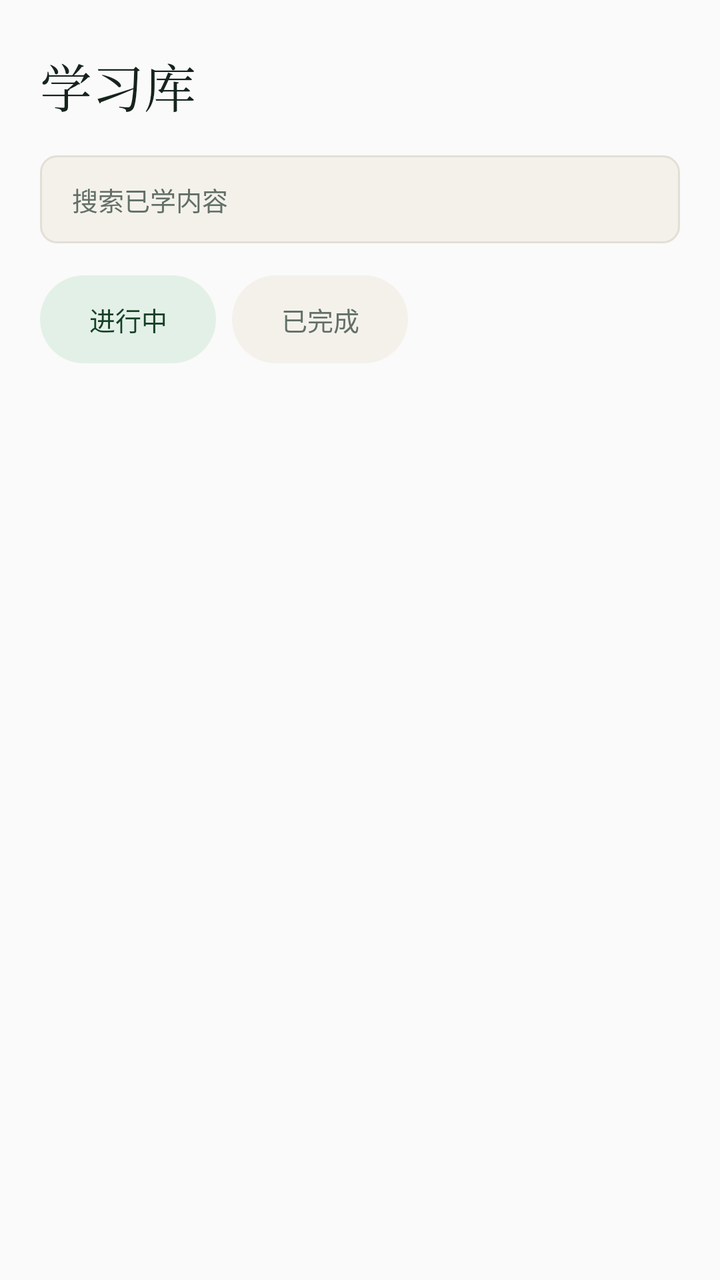
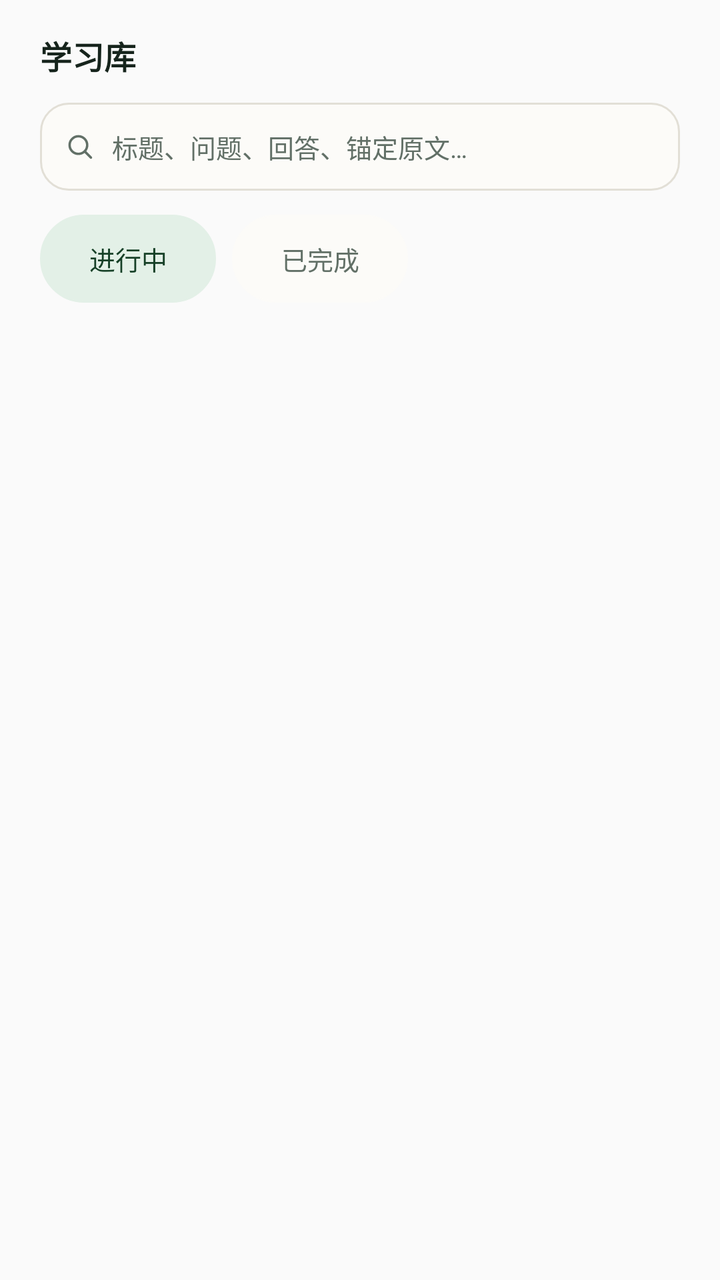

Two renders of the same Android screen: before a commit and after it. Below are the layout's source before the change and the commit's diff.
<!-- AndroidManifest.xml: application theme Theme.TreeLearn -->
<!-- res/layout/screen_library_body.xml -->
<?xml version="1.0" encoding="utf-8"?>
<LinearLayout xmlns:android="http://schemas.android.com/apk/res/android"
    android:layout_width="match_parent" android:layout_height="wrap_content"
    android:orientation="vertical" android:paddingBottom="@dimen/space_s6">

    <TextView android:id="@+id/library_title" android:layout_width="match_parent"
        android:layout_height="wrap_content" android:fontFamily="serif"
        android:paddingStart="@dimen/page_gutter" android:paddingTop="@dimen/space_s6"
        android:paddingEnd="@dimen/page_gutter" android:text="@string/library_title"
        android:textColor="@color/tl_ink" android:textSize="@dimen/text_display" />

    <EditText android:id="@+id/library_search_input" android:layout_width="match_parent"
        android:layout_height="@dimen/touch_min" android:layout_marginStart="@dimen/page_gutter"
        android:layout_marginTop="@dimen/space_s4" android:layout_marginEnd="@dimen/page_gutter"
        android:background="@drawable/bg_field" android:cursorVisible="true"
        android:focusable="true" android:focusableInTouchMode="true"
        android:hint="@string/library_search_hint"
        android:imeOptions="actionSearch" android:importantForAutofill="no"
        android:inputType="text" android:maxLines="1"
        android:paddingStart="@dimen/space_s4" android:paddingEnd="@dimen/space_s4"
        android:textColorHint="@color/tl_ink3" android:textSize="@dimen/text_sm" />

    <LinearLayout android:layout_width="match_parent" android:layout_height="wrap_content"
        android:layout_marginStart="@dimen/page_gutter" android:layout_marginTop="@dimen/space_s4"
        android:layout_marginEnd="@dimen/page_gutter" android:orientation="horizontal">

        <TextView android:id="@+id/library_segment_in_progress" android:layout_width="wrap_content"
            android:layout_height="@dimen/touch_min" android:background="@drawable/bg_pill"
            android:backgroundTint="@color/tl_green_soft" android:clickable="true"
            android:focusable="true" android:gravity="center"
            android:minWidth="88dp" android:paddingStart="@dimen/space_s4"
            android:paddingEnd="@dimen/space_s4" android:text="@string/library_segment_in_progress"
            android:textColor="@color/tl_green_deep" android:textSize="@dimen/text_sm" />

        <TextView android:id="@+id/library_segment_done" android:layout_width="wrap_content"
            android:layout_height="@dimen/touch_min" android:layout_marginStart="@dimen/space_s2"
            android:background="@drawable/bg_pill" android:backgroundTint="@color/tl_bg"
            android:clickable="true" android:focusable="true" android:gravity="center"
            android:minWidth="88dp" android:paddingStart="@dimen/space_s4"
            android:paddingEnd="@dimen/space_s4" android:text="@string/library_segment_done"
            android:textColor="@color/tl_ink3" android:textSize="@dimen/text_sm" />
    </LinearLayout>

    <LinearLayout android:id="@+id/library_rows" android:layout_width="match_parent"
        android:layout_height="wrap_content" android:layout_marginTop="@dimen/space_s4"
        android:orientation="vertical" />

    <TextView android:id="@+id/library_state" android:layout_width="match_parent"
        android:layout_height="wrap_content" android:gravity="center"
        android:paddingStart="@dimen/page_gutter" android:paddingTop="@dimen/space_s6"
        android:paddingEnd="@dimen/page_gutter" android:textColor="@color/tl_ink3"
        android:textSize="@dimen/text_sm" android:visibility="gone" />
</LinearLayout>
<!-- resources referenced by this layout -->
<resources>
  <color name="tl_bg">#F4F1EB</color>
  <color name="tl_green_deep">#164027</color>
  <color name="tl_green_soft">#E3F0E7</color>
  <color name="tl_ink">#16241C</color>
  <color name="tl_ink3">#627067</color>
  <dimen name="page_gutter">20dp</dimen>
  <dimen name="space_s2">8dp</dimen>
  <dimen name="space_s4">16dp</dimen>
  <dimen name="space_s6">24dp</dimen>
  <dimen name="text_display">26sp</dimen>
  <dimen name="text_sm">13sp</dimen>
  <dimen name="touch_min">44dp</dimen>
  <!-- drawable bg_field (drawable) -->
  <?xml version="1.0" encoding="utf-8"?>
  <shape xmlns:android="http://schemas.android.com/apk/res/android" android:shape="rectangle">
      <solid android:color="@color/tl_bg" />
      <stroke android:width="@dimen/hairline" android:color="@color/tl_line" />
      <corners android:radius="@dimen/radius_sm" />
  </shape>
  <!-- drawable bg_pill (drawable) -->
  <?xml version="1.0" encoding="utf-8"?>
  <shape xmlns:android="http://schemas.android.com/apk/res/android" android:shape="rectangle">
      <solid android:color="@color/tl_surface" />
      <corners android:radius="@dimen/radius_full" />
  </shape>
  <string name="library_search_hint">搜索已学内容</string>
  <string name="library_segment_done">已完成</string>
  <string name="library_segment_in_progress">进行中</string>
  <string name="library_title">学习库</string>
  <style name="Theme.TreeLearn" parent="@android:style/Theme.Material.Light.NoActionBar">
          
          <item name="android:fontFamily">sans-serif</item>
          <item name="android:colorPrimary">@color/tl_green</item>
          <item name="android:colorPrimaryDark">@color/tl_green_deep</item>
          <item name="android:colorAccent">@color/tl_green</item>
          <item name="android:windowBackground">@color/tl_bg</item>
          <item name="android:textColorPrimary">@color/tl_ink</item>
          <item name="android:textColorSecondary">@color/tl_ink2</item>
          <item name="android:textColorHint">@color/tl_ink3</item>
          <item name="android:statusBarColor">@color/tl_bg</item>
          <item name="android:windowLightStatusBar">true</item>
          
      </style>
  <dimen name="hairline">1dp</dimen>
  <color name="tl_line">#E2DFD6</color>
  <dimen name="radius_sm">8dp</dimen>
  <color name="tl_surface">#FCFBF8</color>
  <dimen name="radius_full">99dp</dimen>
  <color name="tl_green">#2B6E45</color>
  <color name="tl_ink2">#435449</color>
</resources>

<!-- the commit's change to res/layout/screen_library_body.xml (unified diff, before → after) -->
@@ -4,28 +4,36 @@
     android:orientation="vertical" android:paddingBottom="@dimen/space_s6">
 
     <TextView android:id="@+id/library_title" android:layout_width="match_parent"
-        android:layout_height="wrap_content" android:fontFamily="serif"
-        android:paddingStart="@dimen/page_gutter" android:paddingTop="@dimen/space_s6"
+        android:layout_height="wrap_content"
+        android:paddingStart="@dimen/page_gutter" android:paddingTop="@dimen/space_s4"
         android:paddingEnd="@dimen/page_gutter" android:text="@string/library_title"
-        android:textColor="@color/tl_ink" android:textSize="@dimen/text_display" />
+        android:textColor="@color/tl_ink" android:textSize="@dimen/text_h2"
+        android:textStyle="bold" />
 
     <EditText android:id="@+id/library_search_input" android:layout_width="match_parent"
         android:layout_height="@dimen/touch_min" android:layout_marginStart="@dimen/page_gutter"
-        android:layout_marginTop="@dimen/space_s4" android:layout_marginEnd="@dimen/page_gutter"
-        android:background="@drawable/bg_field" android:cursorVisible="true"
+        android:layout_marginTop="@dimen/space_s3" android:layout_marginEnd="@dimen/page_gutter"
+        android:background="@drawable/bg_library_search" android:cursorVisible="true"
+        android:drawableStart="@drawable/ic_search" android:drawablePadding="@dimen/space_s2"
         android:focusable="true" android:focusableInTouchMode="true"
-        android:hint="@string/library_search_hint"
+        android:hint="@string/library_search_hint" android:includeFontPadding="false"
         android:imeOptions="actionSearch" android:importantForAutofill="no"
         android:inputType="text" android:maxLines="1"
-        android:paddingStart="@dimen/space_s4" android:paddingEnd="@dimen/space_s4"
+        android:paddingStart="@dimen/space_s3" android:paddingEnd="@dimen/space_s3"
         android:textColorHint="@color/tl_ink3" android:textSize="@dimen/text_sm" />
 
+    <TextView android:id="@+id/library_search_scope" android:layout_width="match_parent"
+        android:layout_height="wrap_content" android:paddingStart="@dimen/page_gutter"
+        android:paddingTop="@dimen/space_s2" android:paddingEnd="@dimen/page_gutter"
+        android:text="@string/library_search_scope" android:textColor="@color/tl_ink3"
+        android:textSize="@dimen/text_cap" android:visibility="gone" />
+
     <LinearLayout android:layout_width="match_parent" android:layout_height="wrap_content"
-        android:layout_marginStart="@dimen/page_gutter" android:layout_marginTop="@dimen/space_s4"
+        android:layout_marginStart="@dimen/page_gutter" android:layout_marginTop="@dimen/space_s3"
         android:layout_marginEnd="@dimen/page_gutter" android:orientation="horizontal">
 
         <TextView android:id="@+id/library_segment_in_progress" android:layout_width="wrap_content"
-            android:layout_height="@dimen/touch_min" android:background="@drawable/bg_pill"
+            android:layout_height="@dimen/touch_min" android:background="@drawable/bg_library_segment"
             android:backgroundTint="@color/tl_green_soft" android:clickable="true"
             android:focusable="true" android:gravity="center"
             android:minWidth="88dp" android:paddingStart="@dimen/space_s4"
@@ -34,7 +42,7 @@
 
         <TextView android:id="@+id/library_segment_done" android:layout_width="wrap_content"
             android:layout_height="@dimen/touch_min" android:layout_marginStart="@dimen/space_s2"
-            android:background="@drawable/bg_pill" android:backgroundTint="@color/tl_bg"
+            android:background="@drawable/bg_library_segment" android:backgroundTint="@color/tl_surface"
             android:clickable="true" android:focusable="true" android:gravity="center"
             android:minWidth="88dp" android:paddingStart="@dimen/space_s4"
             android:paddingEnd="@dimen/space_s4" android:text="@string/library_segment_done"
@@ -42,8 +50,7 @@
     </LinearLayout>
 
     <LinearLayout android:id="@+id/library_rows" android:layout_width="match_parent"
-        android:layout_height="wrap_content" android:layout_marginTop="@dimen/space_s4"
-        android:orientation="vertical" />
+        android:layout_height="wrap_content" android:orientation="vertical" />
 
     <TextView android:id="@+id/library_state" android:layout_width="match_parent"
         android:layout_height="wrap_content" android:gravity="center"
<!-- resource entries referenced after the edit -->
@@ -7,25 +7,38 @@
   <color name="tl_ink3">#627067</color>
   <dimen name="page_gutter">20dp</dimen>
   <dimen name="space_s2">8dp</dimen>
+  <dimen name="space_s3">12dp</dimen>
   <dimen name="space_s4">16dp</dimen>
   <dimen name="space_s6">24dp</dimen>
-  <dimen name="text_display">26sp</dimen>
+  <dimen name="text_cap">11sp</dimen>
+  <dimen name="text_h2">16sp</dimen>
   <dimen name="text_sm">13sp</dimen>
   <dimen name="touch_min">44dp</dimen>
-  <!-- drawable bg_field (drawable) -->
-  <?xml version="1.0" encoding="utf-8"?>
-  <shape xmlns:android="http://schemas.android.com/apk/res/android" android:shape="rectangle">
-      <solid android:color="@color/tl_bg" />
-      <stroke android:width="@dimen/hairline" android:color="@color/tl_line" />
-      <corners android:radius="@dimen/radius_sm" />
-  </shape>
-  <!-- drawable bg_pill (drawable) -->
+  <!-- drawable bg_library_search (drawable) -->
   <?xml version="1.0" encoding="utf-8"?>
   <shape xmlns:android="http://schemas.android.com/apk/res/android" android:shape="rectangle">
       <solid android:color="@color/tl_surface" />
+      <stroke android:width="@dimen/hairline" android:color="@color/tl_line" />
+      <corners android:radius="@dimen/radius_md" />
+  </shape>
+  <!-- drawable bg_library_segment (drawable) -->
+  <?xml version="1.0" encoding="utf-8"?>
+  <shape xmlns:android="http://schemas.android.com/apk/res/android" android:shape="rectangle">
+      <solid android:color="@color/tl_surface" />
+      <stroke android:width="@dimen/hairline" android:color="@color/tl_line" />
       <corners android:radius="@dimen/radius_full" />
   </shape>
-  <string name="library_search_hint">搜索已学内容</string>
+  <!-- drawable ic_search (drawable) -->
+  <?xml version="1.0" encoding="utf-8"?>
+  <vector xmlns:android="http://schemas.android.com/apk/res/android"
+      android:width="@dimen/space_s4" android:height="@dimen/space_s4" android:viewportWidth="24"
+      android:viewportHeight="24">
+      <path android:pathData="M10.8,4.2A6.6,6.6 0,1 0,10.8,17.4A6.6,6.6 0,1 0,10.8,4.2M15.7,15.7L20.2,20.2"
+          android:fillColor="@android:color/transparent" android:strokeColor="@color/tl_ink3"
+          android:strokeWidth="1.8" android:strokeLineCap="round" />
+  </vector>
+  <string name="library_search_hint">标题、问题、回答、锚定原文…</string>
+  <string name="library_search_scope">标题 · 问题 · 回答 · 锚定原文</string>
   <string name="library_segment_done">已完成</string>
   <string name="library_segment_in_progress">进行中</string>
   <string name="library_title">学习库</string>
@@ -45,7 +58,7 @@
       </style>
   <dimen name="hairline">1dp</dimen>
   <color name="tl_line">#E2DFD6</color>
-  <dimen name="radius_sm">8dp</dimen>
+  <dimen name="radius_md">14dp</dimen>
   <color name="tl_surface">#FCFBF8</color>
   <dimen name="radius_full">99dp</dimen>
   <color name="tl_green">#2B6E45</color>
